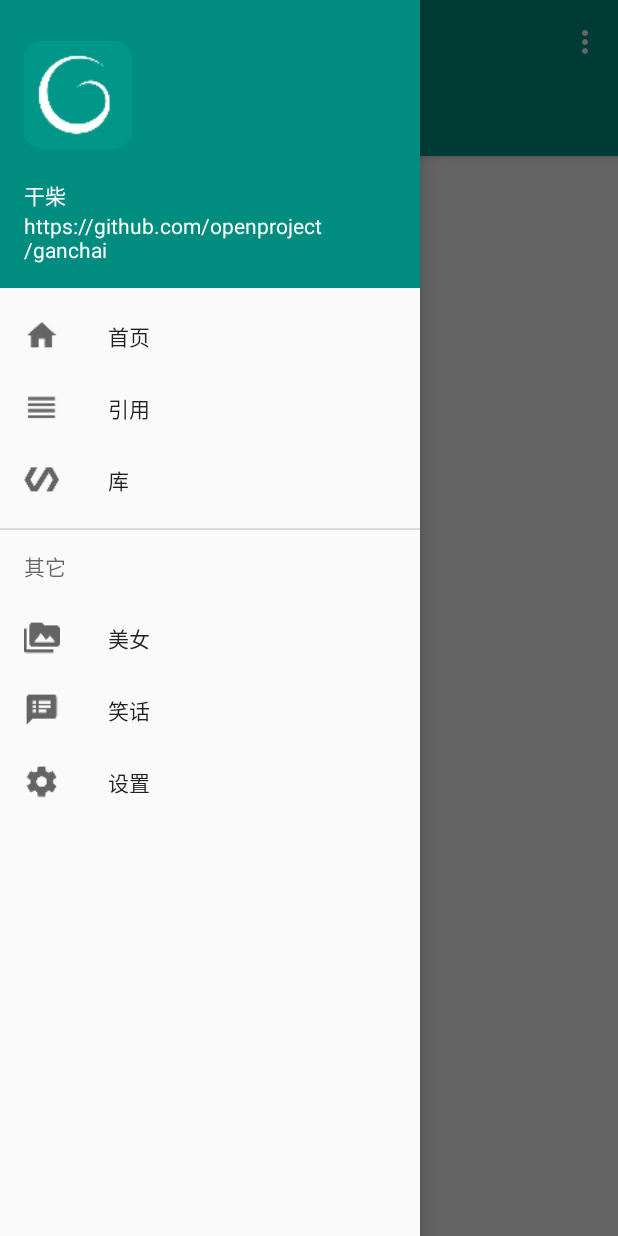
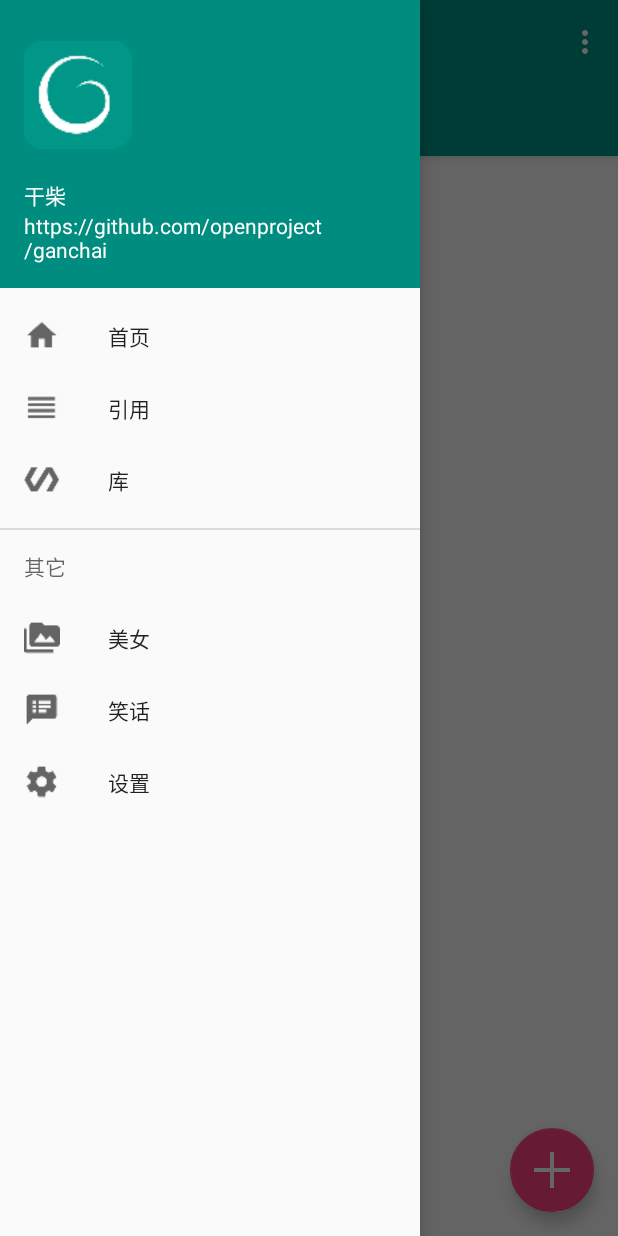
Before and after one commit to openproject/ganchai, an Android app: the screen it shows after launch (MainActivity), with the side drawer open, on a phone screen of 412 x 824 dp. Run offline under Robolectric (Android 15) with nearby library versions, the phone set to English and light mode, and no system bars; libraries missing offline, so code that uses them is left out: com.facebook.drawee, com.jayfeng.lesscode, com.octo.android; 16 statements that could not run were skipped.

Commit message:
add float action button into MainActivity

```diff
--- a/ANDROID/app/src/main/java/org/ganchai/activity/MainActivity.java
+++ b/ANDROID/app/src/main/java/org/ganchai/activity/MainActivity.java
@@ -6,6 +6,7 @@ import android.os.Bundle;
 import android.os.Handler;
 import android.support.design.widget.CollapsingToolbarLayout;
 import android.support.design.widget.CoordinatorLayout;
+import android.support.design.widget.FloatingActionButton;
 import android.support.design.widget.NavigationView;
 import android.support.design.widget.TabLayout;
 import android.support.v4.app.Fragment;
@@ -16,8 +17,10 @@ import android.support.v7.app.ActionBarDrawerToggle;
 import android.support.v7.widget.Toolbar;
 import android.view.Menu;
 import android.view.MenuItem;
+import android.view.View;
 
 import com.jayfeng.lesscode.core.AdapterLess;
+import com.jayfeng.lesscode.core.ToastLess;
 import com.jayfeng.lesscode.core.ViewLess;
 
 import org.ganchai.R;
@@ -33,6 +36,8 @@ public class MainActivity extends BaseActivity {
     private NavigationView navigationView;
     private TabLayout tabLayout;
     private ViewPager viewPager;
+    private FloatingActionButton floatingActionButton;
+
     private FragmentPagerAdapter viewPagerAdapter;
 
     @Override
@@ -51,6 +56,7 @@ public class MainActivity extends BaseActivity {
         coordinatorLayout = ViewLess.$(this, R.id.content);
         tabLayout = ViewLess.$(this, R.id.tabs);
         viewPager = ViewLess.$(this, R.id.viewpager);
+        floatingActionButton = ViewLess.$(this, R.id.fab);
 
         drawerLayout.setDrawerListener(drawerToggle);
         navigationView.setNavigationItemSelectedListener(
@@ -77,6 +83,13 @@ public class MainActivity extends BaseActivity {
                 });
 
         initViewPager();
+
+        floatingActionButton.setOnClickListener(new View.OnClickListener() {
+            @Override
+            public void onClick(View v) {
+                ToastLess.$(MainActivity.this, "敬请期待");
+            }
+        });
     }
 
     private void initViewPager() {
--- a/ANDROID/app/src/main/res/layout/activity_main.xml
+++ b/ANDROID/app/src/main/res/layout/activity_main.xml
@@ -20,8 +20,8 @@
                 android:id="@+id/toolbar"
                 android:layout_width="match_parent"
                 android:layout_height="?attr/actionBarSize"
+                android:background="?attr/colorPrimary"
                 app:layout_scrollFlags="scroll|enterAlways"
-                android:background="?attr/colorPrimary"
                 app:popupTheme="@style/ThemeOverlay.AppCompat.Light"
                 app:theme="@style/ThemeOverlay.AppCompat.Dark.ActionBar" />
 
@@ -29,7 +29,7 @@
                 android:id="@+id/tabs"
                 android:layout_width="match_parent"
                 android:layout_height="wrap_content"
-                app:tabGravity="fill"/>
+                app:tabGravity="fill" />
 
         </android.support.design.widget.AppBarLayout>
 
@@ -39,6 +39,22 @@
             android:layout_height="match_parent"
             app:layout_behavior="@string/appbar_scrolling_view_behavior" />
 
+        <FrameLayout
+            android:id="@+id/rootLayout"
+            android:layout_width="match_parent"
+            android:layout_height="match_parent">
+
+            <android.support.design.widget.FloatingActionButton
+                android:id="@+id/fab"
+                android:layout_width="wrap_content"
+                android:layout_height="wrap_content"
+                android:layout_gravity="bottom|right"
+                android:layout_marginBottom="16dp"
+                android:layout_marginRight="16dp"
+                android:src="@mipmap/ic_plus"
+                app:fabSize="normal" />
+
+        </FrameLayout>
     </android.support.design.widget.CoordinatorLayout>
 
     <android.support.design.widget.NavigationView
```
Also changed, not shown: ANDROID/app/src/main/res/mipmap-xhdpi/ic_plus.png (added).
